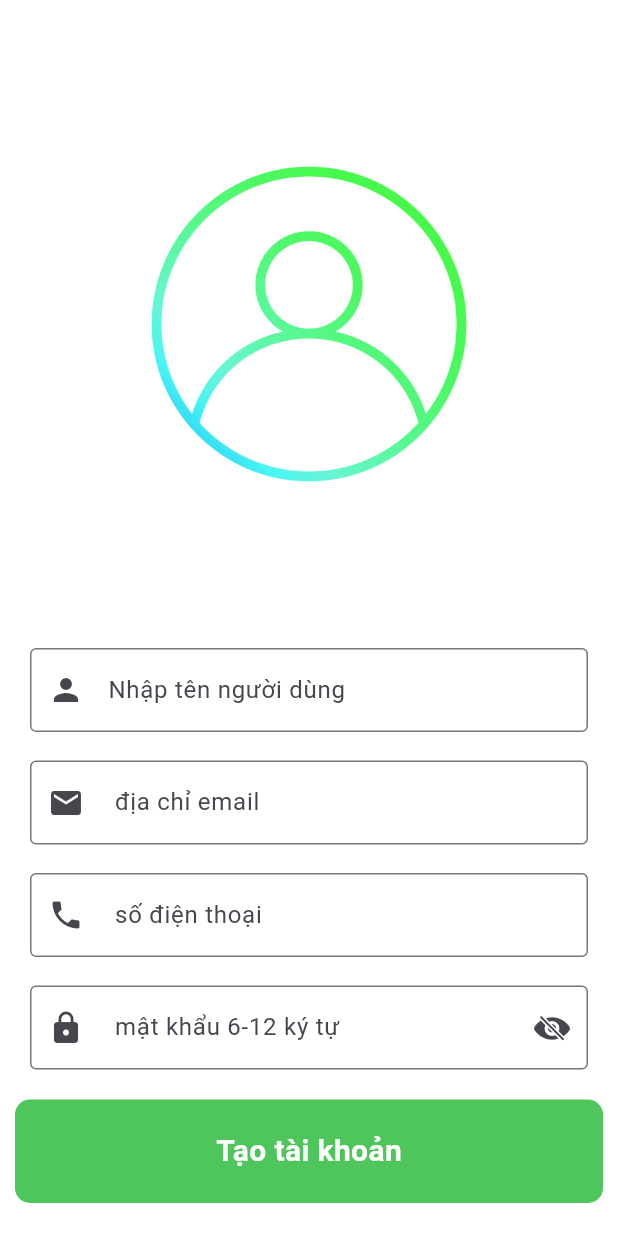
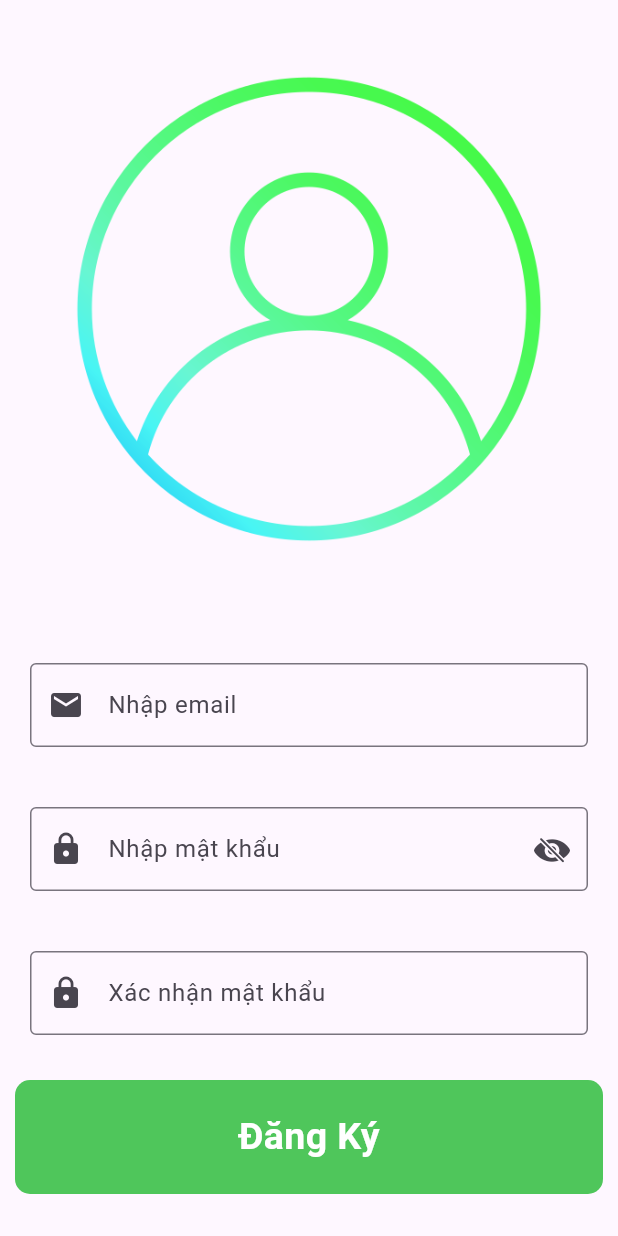
Before and after one commit to Mingcute152/NodejsNhomSangt6, a Flutter app: the screen it shows after launch, after a tap on "Đăng Ký", on a phone screen of 412 x 824 dp. Run offline on Flutter 3.47's test engine with Material 3 defaults, Android fonts, the phone set to English and light mode, and no system bars; our stand-ins replace firebase_auth, firebase_core, google_fonts, phosphor_flutter; accounts and stored records are empty; network calls fail.

Commit message:
update dang  nhap dang ky va tai khoan

```diff
--- a/lib/widget/dang_ky.dart
+++ b/lib/widget/dang_ky.dart
@@ -1,115 +1,177 @@
-// ignore_for_file: use_key_in_widget_constructors, prefer_const_constructors
-
 import 'package:flutter/cupertino.dart';
 import 'package:flutter/material.dart';
 import 'package:flutter_application_3/theme.dart';
-import 'package:flutter_application_3/widget/dang_nhap.dart';
+import 'package:flutter_application_3/widget/firebase/user_auth.dart';
 
 class ManHinhDangKy extends StatefulWidget {
+  const ManHinhDangKy({super.key});
+
   @override
   State<ManHinhDangKy> createState() => _ManHinhDangKyState();
 }
 
 class _ManHinhDangKyState extends State<ManHinhDangKy> {
-  bool passToggle = true;
+  String? errorMessage = '';
+  bool _isVisibility = true;
+
+  final TextEditingController _controllerEmail = TextEditingController();
+  final TextEditingController _controllerPassword = TextEditingController();
+  final TextEditingController _controllerConfirmPassword =
+      TextEditingController();
+
+  Future<void> createUserWithEmailAndPassword() async {
+    if (_controllerPassword.text.trim() !=
+        _controllerConfirmPassword.text.trim()) {
+      setState(() {
+        errorMessage = "Mật khẩu không khớp!";
+      });
+
+      ScaffoldMessenger.of(context).showSnackBar(
+        SnackBar(
+          content: Text(errorMessage!),
+          backgroundColor: Colors.red,
+        ),
+      );
+      return;
+    }
+
+    try {
+      await Auth().createUserWithEmailAndPassword(
+        email: _controllerEmail.text.trim(),
+        password: _controllerPassword.text.trim(),
+      );
+
+      // ignore: use_build_context_synchronously
+      ScaffoldMessenger.of(context).showSnackBar(
+        const SnackBar(
+          content: Text("Tạo tài khoản thành công!"),
+          backgroundColor: Colors.green,
+        ),
+      );
+
+      // ignore: use_build_context_synchronously
+      Navigator.pop(context); // Quay lại màn hình đăng nhập
+    } catch (e) {
+      setState(() {
+        errorMessage = e.toString();
+      });
+
+      // ignore: use_build_context_synchronously
+      ScaffoldMessenger.of(context).showSnackBar(
+        SnackBar(
+          content: Text(errorMessage!),
+          backgroundColor: Colors.red,
+        ),
+      );
+    }
+  }
+
   @override
   Widget build(BuildContext context) {
-    return Material(
-      color: whiteColor,
-      child: SingleChildScrollView(
+    return Scaffold(
+      body: SingleChildScrollView(
         child: SafeArea(
           child: Column(
             children: [
-            SizedBox(height: 10),
               Padding(
-              padding: EdgeInsets.all(100),
-              child: Image.asset("assets/login2.png"),
+                padding: const EdgeInsets.all(
+                  50,
                 ),
-            SizedBox(height: 1),
-            Padding(
-              padding: EdgeInsets.symmetric(vertical: 9, horizontal: 20),
-              child: TextField(
-                decoration: InputDecoration(
-                  labelText: "Nhập tên người dùng",
-                  border: OutlineInputBorder(),
-                  prefixIcon: Icon(Icons.person),
+                child: Image.asset(
+                  "assets/login2.png",
                 ),
               ),
+              const SizedBox(
+                height: 10,
               ),
-            SizedBox(height: 1),
               Padding(
-              padding: EdgeInsets.symmetric(vertical: 9, horizontal: 20),
+                padding: const EdgeInsets.all(
+                  20,
+                ),
                 child: TextField(
-                decoration: InputDecoration(
-                  labelText: " địa chỉ email",
+                  controller: _controllerEmail,
+                  decoration: const InputDecoration(
                     border: OutlineInputBorder(),
-                  prefixIcon: Icon(Icons.email),
+                    label: Text(
+                      "Nhập email",
                     ),
-              ),
-            ),
-            SizedBox(height: 1),
-            Padding(
-              padding: EdgeInsets.symmetric(vertical: 9, horizontal: 20),
-              child: TextField(
-                decoration: InputDecoration(
-                  labelText: " số điện thoại",
-                  border: OutlineInputBorder(),
-                  prefixIcon: Icon(Icons.phone),
-                ),
-              ),
-            ),
-            SizedBox(height: 1),
-            Padding(
-              padding: EdgeInsets.symmetric(vertical: 9, horizontal: 20),
-              child: TextField(
-                obscureText: passToggle ? true : false,
-                decoration: InputDecoration(
-                  labelText: " mật khẩu 6-12 ký tự",
-                  border: OutlineInputBorder(),
-                  prefixIcon: Icon(Icons.lock),
-                  suffixIcon: InkWell(
-                    onTap: () {
-                      if (passToggle == true) {
-                        passToggle = false;
-                      } else {
-                        passToggle = true;
-                      }
-                      setState(() {});
-                    },
-                    child: passToggle
-                        ? Icon(CupertinoIcons.eye_slash_fill)
-                        : Icon(CupertinoIcons.eye_fill),
+                    prefixIcon: Icon(
+                      Icons.email,
                     ),
                   ),
                 ),
               ),
-            SizedBox(height: 1),
               Padding(
-              padding: const EdgeInsets.all(10),
+                padding: const EdgeInsets.all(
+                  20,
+                ),
+                child: TextField(
+                  controller: _controllerPassword,
+                  obscureText: _isVisibility,
+                  decoration: InputDecoration(
+                    border: const OutlineInputBorder(),
+                    label: const Text(
+                      "Nhập mật khẩu",
+                    ),
+                    prefixIcon: const Icon(
+                      Icons.lock,
+                    ),
+                    suffixIcon: InkWell(
+                      onTap: () {
+                        setState(() {
+                          _isVisibility = !_isVisibility;
+                        });
+                      },
+                      child: Icon(
+                        _isVisibility
+                            ? CupertinoIcons.eye_slash_fill
+                            : CupertinoIcons.eye_fill,
+                      ),
+                    ),
+                  ),
+                ),
+              ),
+              Padding(
+                padding: const EdgeInsets.all(
+                  20,
+                ),
+                child: TextField(
+                  controller: _controllerConfirmPassword,
+                  obscureText: _isVisibility,
+                  decoration: const InputDecoration(
+                    border: OutlineInputBorder(),
+                    label: Text(
+                      "Xác nhận mật khẩu",
+                    ),
+                    prefixIcon: Icon(
+                      Icons.lock,
+                    ),
+                  ),
+                ),
+              ),
+              Padding(
+                padding: const EdgeInsets.all(
+                  10,
+                ),
                 child: SizedBox(
                   width: double.infinity,
                   child: Material(
                     color: greenColor,
                     borderRadius: BorderRadius.circular(10),
                     child: InkWell(
-                    onTap: () {
-                      Navigator.push(
-                        context,
-                        MaterialPageRoute(
-                          builder: (context) => DangNhap(),
+                      onTap: createUserWithEmailAndPassword,
+                      child: Padding(
+                        padding: const EdgeInsets.symmetric(
+                          vertical: 20,
+                          horizontal: 40,
                         ),
-                      );
-                    },
-                    child: Padding(
-                      padding:
-                          EdgeInsets.symmetric(vertical: 20, horizontal: 40),
                         child: Center(
                           child: Text(
-                          "Tạo tài khoản",
+                            "Đăng Ký",
                             style: TextStyle(
                               color: whiteColor,
-                              fontSize: 20,
-                              fontWeight: FontWeight.bold),
+                              fontSize: 25,
+                              fontWeight: FontWeight.w600,
                             ),
                           ),
                         ),
@@ -117,38 +179,10 @@ class _ManHinhDangKyState extends State<ManHinhDangKy> {
                     ),
                   ),
                 ),
-            Row(
-              mainAxisAlignment: MainAxisAlignment.center,
-              children: [
-                Text(
-                  "Bạn đã có tài khoản?",
-                  style: TextStyle(
-                    fontSize: 16,
-                    fontWeight: FontWeight.w500,
-                    color: greyBoldColor,
+              ),
+            ],
           ),
         ),
-                TextButton(
-                  onPressed: () {
-                    Navigator.push(
-                        context,
-                        MaterialPageRoute(
-                          builder: (context) => DangNhap(),
-                        ));
-                  },
-                  child: Text(
-                    "Đăng nhập",
-                    style: TextStyle(
-                      fontSize: 17,
-                      fontWeight: FontWeight.bold,
-                      color: greenColor,
-                    ),
-                  ),
-                ),
-              ],
-            )
-          ],
-        )),
       ),
     );
   }
--- a/lib/widget/product_detail.dart
+++ b/lib/widget/product_detail.dart
@@ -16,8 +16,7 @@ class _ProductDetailScreenState extends State<ProductDetailScreen> {
   Widget build(BuildContext context) {
     return Scaffold(
       backgroundColor: Colors.white,
-      body: Container(
-        child: Column(
+      body: Column(
         crossAxisAlignment: CrossAxisAlignment.start,
         children: [
           // Hình ảnh sản phẩm
@@ -197,7 +196,6 @@ class _ProductDetailScreenState extends State<ProductDetailScreen> {
           ),
         ],
       ),
-      ),
     );
   }
 }
--- a/lib/widget/widget_homescreen.dart
+++ b/lib/widget/widget_homescreen.dart
@@ -4,6 +4,7 @@ import 'package:flutter/material.dart';
 import 'package:flutter_application_3/theme.dart';
 import 'package:flutter_application_3/widget/dang_ky.dart';
 import 'package:flutter_application_3/widget/dang_nhap.dart';
+// ignore: unused_import
 import 'package:flutter_application_3/widget/navbar_root.dart';
 
 class WellcomeHomesreen extends StatelessWidget {
@@ -16,23 +17,7 @@ class WellcomeHomesreen extends StatelessWidget {
         padding: const EdgeInsets.all(10),
         child: Column(
           children: [
-            const SizedBox(height: 10),
-            Align(
-              alignment: Alignment.centerRight,
-              child: TextButton(
-                onPressed: () {
-                  Navigator.push(
-                      context,
-                      MaterialPageRoute(
-                        builder: (context) => NavBarRoots(),
-                      ));
-                },
-                child: Text(
-                  "tiếp theo",
-                  style: TextStyle(color: greenColor, fontSize: 20),
-                ),
-              ),
-            ),
+
             const SizedBox(height: 50),
             Padding(
               padding: const EdgeInsets.all(1),
```
Also changed, not shown: lib/widget/dang_nhap.dart (+66 -41 lines), lib/widget/firebase/user_auth.dart (+44 -1 lines), lib/widget/tai_khoan.dart (+53 -36 lines). Lines whose indentation alone changed are shown as unchanged.
